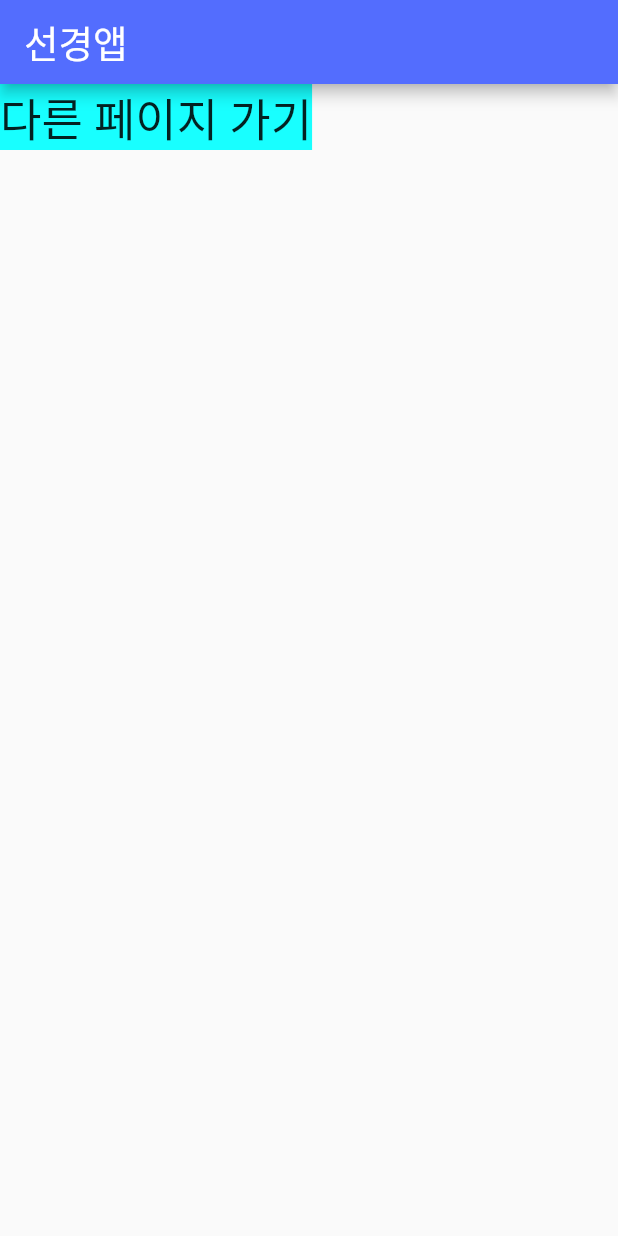
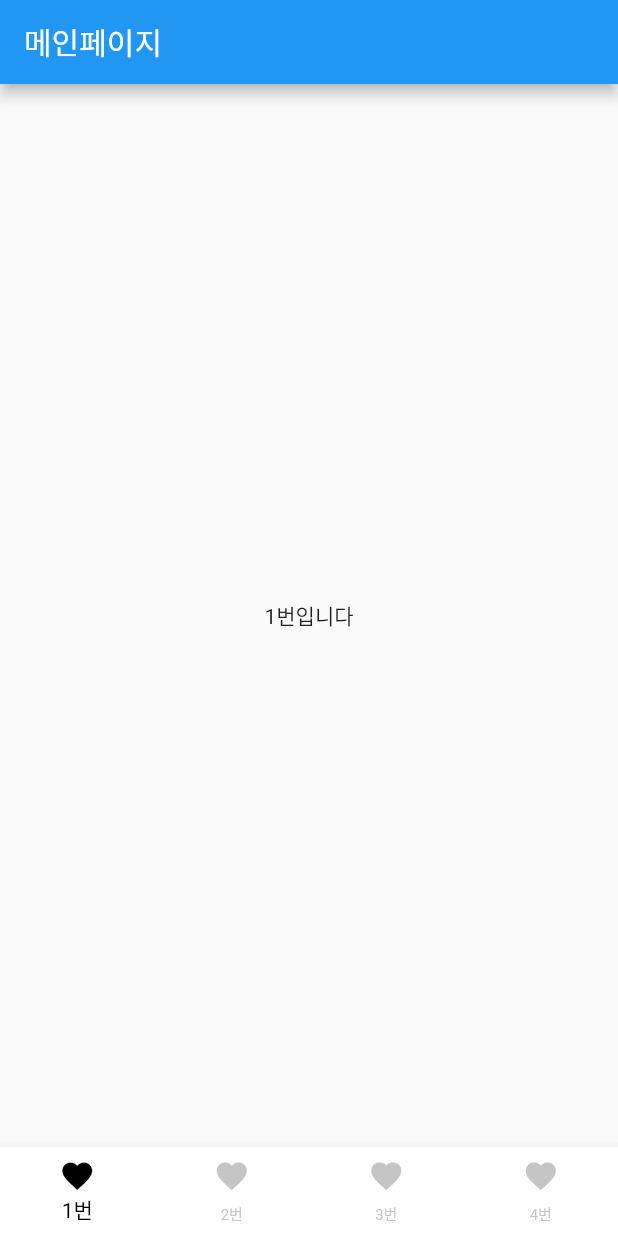
Before and after one commit to seon-gyung/flutter-test, a Flutter app: the screen it shows after launch, on a phone screen of 412 x 824 dp. Run offline on Flutter 3.47's test engine with Material 2 defaults, Android fonts, the light colour scheme and no system bars; our stand-ins replace get.

Commit message:
로딩페이지, 메인페이지, 네비게이션 바까지

```diff
--- a/lib/main.dart
+++ b/lib/main.dart
@@ -1,4 +1,4 @@
-import 'package:app_test1/testpages/second.dart';
+import 'package:app_test1/landingpage.dart';
 import 'package:flutter/material.dart';
 import 'package:get/get.dart';
 
@@ -13,41 +13,7 @@ class MyApp extends StatelessWidget {
   @override
   Widget build(BuildContext context) {
     return const GetMaterialApp(
-      home: FirstWidget(),
+      home: LandingPage(),
     );
   }
 }
-
-class FirstWidget extends StatelessWidget {
-  const FirstWidget({Key? key}) : super(key: key);
-
-  @override
-  Widget build(BuildContext context) {
-    return Scaffold(
-      appBar: AppBar(
-        title: const Text(
-          "선경앱",
-          style: TextStyle(
-            color: Colors.white,
-            fontSize: 25,
-          ),
-        ),
-        backgroundColor: Colors.indigoAccent,
-      ),
-      body: Row(children: [
-        GestureDetector(
-          onTap: (){
-            Get.to(second());
-          },
-          child: Container(
-            child: Text(
-              "다른 페이지 가기",
-              style: TextStyle(fontSize: 30),
-            ),
-            color: Colors.cyanAccent,
-          ),
-        ),
-      ]),
-    );
-  }
-}
--- /dev/null
+++ b/lib/mainpage.dart
@@ -0,0 +1,70 @@
+import 'package:flutter/material.dart';
+
+class MainPage extends StatefulWidget {
+  const MainPage({Key? key}) : super(key: key);
+
+  @override
+  State<MainPage> createState() => _MainPageState();
+}
+
+class _MainPageState extends State<MainPage> {
+  int _selectedIndex = 0;
+  List<BottomNavigationBarItem> bottomItems = [
+    BottomNavigationBarItem(
+      label: '1번',
+      icon: Icon(Icons.favorite),
+    ),
+    BottomNavigationBarItem(
+      label: '2번',
+      icon: Icon(Icons.favorite),
+    ),
+    BottomNavigationBarItem(
+      label: '3번',
+      icon: Icon(Icons.favorite),
+    ),
+    BottomNavigationBarItem(
+      label: '4번',
+      icon: Icon(Icons.favorite),
+    ),
+  ];
+
+  List pages=[
+    Container(
+      child: Center(child: Text("1번입니다")),
+    ),
+    Container(
+      child: Center(child: Text("2번입니다")),
+    ),
+    Container(
+      child: Center(child: Text("3번입니다")),
+    ),
+    Container(
+      child: Center(child: Text("4번입니다")),
+    ),
+  ];
+
+  @override
+  Widget build(BuildContext context) {
+    return Scaffold(
+      appBar: AppBar(
+        title: Text('메인페이지'),
+      ),
+      bottomNavigationBar: BottomNavigationBar(
+        type: BottomNavigationBarType.fixed,
+        backgroundColor: Colors.white, // bar의 배경색
+        selectedItemColor: Colors.black, // 선택된 아이템 색상
+        unselectedItemColor: Colors.grey.withOpacity(.60), // 선택 안 된 아이템 색상
+        selectedFontSize: 14, // 선택된 아이템 폰트 크기
+        unselectedFontSize: 10, // 선택 안 된 아이템 폰트 크기
+        currentIndex: _selectedIndex,
+        onTap: (int index) {
+          setState(() {
+            _selectedIndex = index;
+          });
+        },
+        items: bottomItems,
+      ),
+      body: pages[_selectedIndex],
+    );
+  }
+}
```
Also changed, not shown: lib/landingpage.dart (added, +41 -0 lines), lib/testpages/second.dart (deleted, +0 -17 lines).
